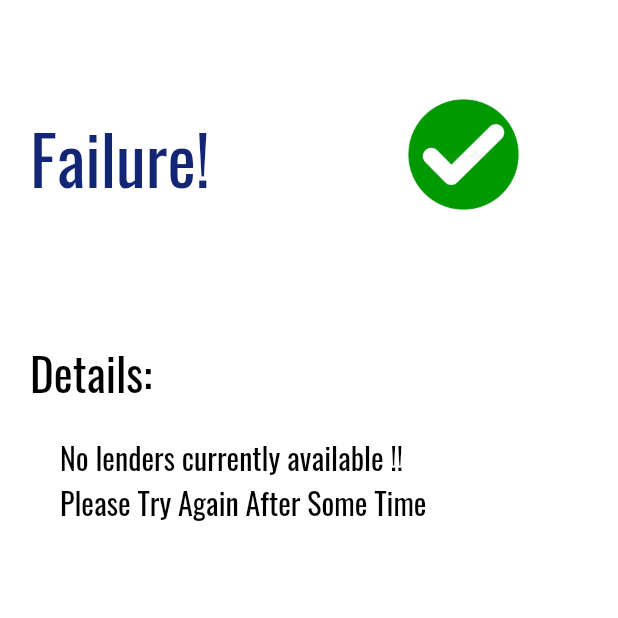
After one commit to PrestoDevelopment/Presto, a Flutter app: the FailurePage screen opened directly, on a phone screen of 412 x 824 dp, the top half of it. The commit adds this screen. Run offline on Flutter 3.47's test engine with Material 2 defaults, Android fonts, the light colour scheme and no system bars; our stand-ins replace cloud_firestore, connectivity, file_picker, firebase_analytics, firebase_auth, firebase_core and 11 more; missing offline and left inert: platform_device_id; accounts and stored records are empty; project files that could hold a hidden picture were left out.

Commit message:
Most of the part is Done.

```diff
--- a/presto_mobile/lib/constants/route_names.dart
+++ b/presto_mobile/lib/constants/route_names.dart
@@ -10,3 +10,6 @@ const String ListNotificationViewRoute = "ListNotificationView";
 const String EmailVerificationRoute = "EmailVerificationView";
 const String InfoSliderRoute = "InfoSlider";
 const String InfoSliderViewRoute = "Information Slider";
+const String BufferViewRoute = "Buffer View";
+const String SuccessViewRoute = "lender Found";
+const String FailureViewRoute = "Lender Not Found";
--- a/presto_mobile/lib/core/models/transaction_model.dart
+++ b/presto_mobile/lib/core/models/transaction_model.dart
@@ -7,6 +7,7 @@ class TransactionModel {
   final String lenderReferralCode;
   final String borrowerReferralCode;
   final Timestamp completionDate;
+  final String lenderContact;
   final String borrowerName;
   bool lenderSentMoney;
   final String lenderName;
@@ -35,6 +36,7 @@ class TransactionModel {
     this.lenderName,
     this.lenderRecievedMoney,
     this.interestRate,
+    this.lenderContact,
   });
   TransactionModel.fromJson(Map<String, dynamic> json)
       : transactionId = json['transactionId'],
@@ -52,6 +54,7 @@ class TransactionModel {
         lenderRecievedMoney = json['lenderRecievedMoney'],
         interestRate = json['interestRate'],
         isBorrowerPenalised = json['isBorrowerPenalised'],
+        lenderContact = json['lenderContact'],
         completionDate = json['completionDate'];
 
   Map<String, dynamic> toJson() => {
@@ -65,6 +68,7 @@ class TransactionModel {
         'lenderSentMoney': lenderSentMoney,
         'lenderName': lenderName,
         'amount': amount,
+        'lenderContact': lenderContact,
         'isBorrowerPenalised': isBorrowerPenalised,
         'transactionMethods': transactionMethods,
         'borrowerRecievedMoney': borrowerRecievedMoney,
--- a/presto_mobile/lib/core/viewModels/main_model.dart
+++ b/presto_mobile/lib/core/viewModels/main_model.dart
@@ -13,9 +13,7 @@ class MainPageModel extends StreamViewModel {
   ];
   int _selectedIndex = 1;
 
-  bool get hasData => hasData;
-
-  get snapshots => data;
+  bool get hasData => dataReady;
 
   get pageID => _pageID;
 
--- a/presto_mobile/lib/core/viewModels/otp_view_model.dart
+++ b/presto_mobile/lib/core/viewModels/otp_view_model.dart
@@ -136,7 +136,7 @@ class OtpViewModel extends BaseViewModel {
             //await _auth.currentUser.sendEmailVerification();
             print(InfoSliderViewRoute);
             _navigationService.navigateTo(
-              InfoSliderViewRoute,
+              EmailVerificationRoute,
               true,
             );
             return true;
--- /dev/null
+++ b/presto_mobile/lib/ui/views/failure_view.dart
@@ -0,0 +1,114 @@
+import 'package:flutter/material.dart';
+import 'package:presto_mobile/ui/resources/Colors.dart' as color;
+
+class FailurePage extends StatefulWidget {
+  @override
+  _FailurePageState createState() => _FailurePageState();
+}
+
+class _FailurePageState extends State<FailurePage>
+    with TickerProviderStateMixin {
+  AnimationController _controller;
+  Animation<double> _animation;
+
+  @override
+  void initState() {
+    super.initState();
+    _controller = AnimationController(
+      duration: const Duration(seconds: 2),
+      vsync: this,
+    )..repeat(reverse: true);
+    _animation = CurvedAnimation(
+      parent: _controller,
+      curve: Curves.elasticOut,
+    );
+  }
+
+  @override
+  void dispose() {
+    _controller.dispose();
+    super.dispose();
+  }
+
+  @override
+  Widget build(BuildContext context) {
+    return SafeArea(
+      child: Scaffold(
+        backgroundColor: Colors.white,
+        body: Column(
+          mainAxisAlignment: MainAxisAlignment.start,
+          crossAxisAlignment: CrossAxisAlignment.stretch,
+          children: <Widget>[
+            Container(
+              height: MediaQuery.of(context).size.height / 4,
+              width: MediaQuery.of(context).size.width,
+              child: Row(
+                mainAxisAlignment: MainAxisAlignment.spaceBetween,
+                children: [
+                  Container(
+                    width: MediaQuery.of(context).size.width / 2,
+                    height: MediaQuery.of(context).size.height / 8,
+                    child: Padding(
+                      padding: const EdgeInsets.all(20.0),
+                      child: Text(
+                        'Failure!',
+                        style: TextStyle(
+                          color: color.color1,
+                          fontSize: 45.0,
+                        ),
+                      ),
+                    ),
+                  ),
+                  Container(
+                    width: MediaQuery.of(context).size.width / 2,
+                    height: MediaQuery.of(context).size.height / 8,
+                    child: RotationTransition(
+                      turns: _animation,
+                      child: Padding(
+                        padding: EdgeInsets.all(8.0),
+                        child: Image.asset(
+                          'assets/images/greentick.jpg',
+                          colorBlendMode: BlendMode.clear,
+                        ),
+                      ),
+                    ),
+                  )
+                ],
+              ),
+            ),
+            Padding(
+              padding: const EdgeInsets.all(20.0),
+              child: Text(
+                'Details:',
+                style: TextStyle(color: Colors.black, fontSize: 30.0),
+              ),
+            ),
+            Texts(
+              text:
+                  "No lenders currently available !!\nPlease Try Again After Some Time",
+              fontSize: 20.0,
+            )
+          ],
+        ),
+      ),
+    );
+  }
+}
+
+class Texts extends StatelessWidget {
+  final String text;
+  final double fontSize;
+
+  Texts({@required this.text, this.fontSize});
+
+  @override
+  Widget build(BuildContext context) {
+    return Padding(
+      padding: const EdgeInsets.only(left: 40.0),
+      child: Text(
+        text,
+        style: TextStyle(color: Colors.black, fontSize: fontSize),
+      ),
+    );
+  }
+}
--- a/presto_mobile/pubspec.yaml
+++ b/presto_mobile/pubspec.yaml
@@ -28,7 +28,7 @@ dependencies:
   firebase_messaging: ^7.0.3
   progress_indicators: ^0.1.5
   google_maps_flutter: ^0.5.31
-  geolocator: ^5.3.1
+  geolocator: ^6.1.14
   platform_device_id: ^0.1.1
   permission_handler: ^5.0.1+1
   countdown_flutter: ^0.1.2
@@ -40,6 +40,7 @@ dependencies:
   shared_preferences: ^0.5.12+4
   share: ^0.6.5+4
   otp_text_field: ^1.0.2
+  firebase_storage: ^5.2.0
 
 dev_dependencies:
   flutter_test:
```
Also changed, not shown: presto_mobile/lib/core/services/firestore_service.dart (+7 -0 lines), presto_mobile/lib/core/viewModels/email_verification_model.dart (+12 -7 lines), presto_mobile/lib/core/viewModels/payment_model.dart (+11 -5 lines), presto_mobile/lib/managers/trans_card_manager.dart (+118 -7 lines), presto_mobile/lib/ui/router.dart (+27 -0 lines), presto_mobile/lib/ui/views/buffer_view.dart (added, +158 -0 lines), presto_mobile/lib/ui/views/email_verification_view.dart (+16 -17 lines), presto_mobile/lib/ui/views/list_notification_view.dart (+7 -3 lines), presto_mobile/lib/ui/views/success_view.dart (added, +130 -0 lines), presto_mobile/lib/ui/widgets/TransButton.dart (+2 -17 lines), presto_mobile/pubspec.lock.
